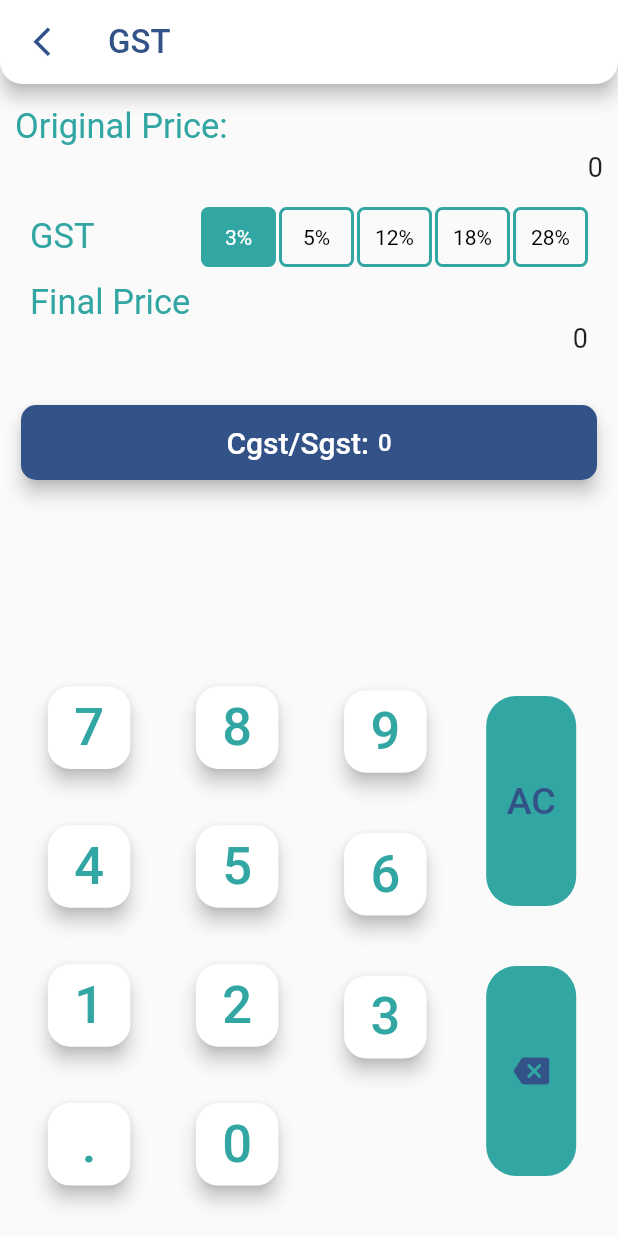
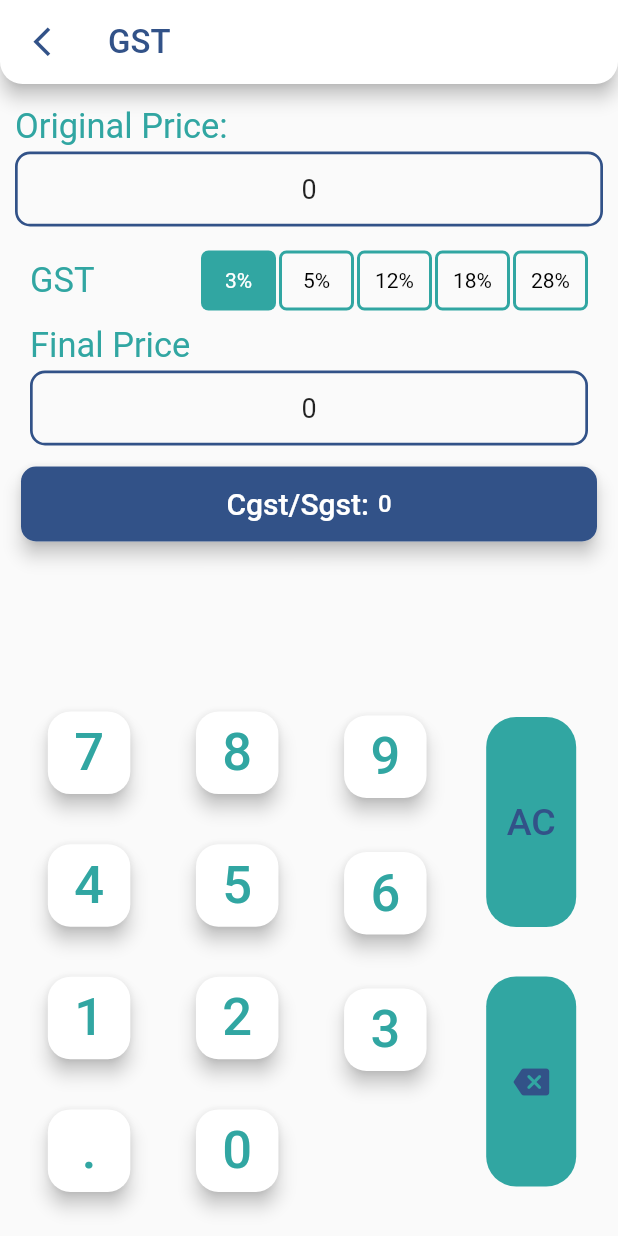
Before and after one commit to Akshay-1609/calculator-app-flutter, a Flutter app: the Gstpage screen opened directly, on a phone screen of 412 x 824 dp. Run offline on Flutter 3.47's test engine with Material 2 defaults, Android fonts, the phone set to English and light mode, and no system bars; our stand-ins replace get, math_expressions.

Commit message:
done ui and backup

```diff
--- a/lib/Controller/scaleController.dart
+++ b/lib/Controller/scaleController.dart
@@ -1,8 +1,8 @@
 import 'package:get/get.dart';
 
 class ScaleController extends GetxController {
-  var inputdata = ''.obs;
-  var outputdata = ''.obs;
+  var inputdata = '0'.obs;
+  var outputdata = '0'.obs;
   var inputdropdown = 'km'.obs;
   var outputdropdown = 'km'.obs;
   var inputfullform = "Kilometer".obs;
--- a/lib/Presentation/gst.dart
+++ b/lib/Presentation/gst.dart
@@ -47,14 +47,18 @@ class Gstpage extends StatelessWidget {
             SizedBox(
               height: 3,
             ),
-            Row(
-              mainAxisAlignment: MainAxisAlignment.end,
-              children: [
-                Obx(() => Text(gstcontroller.originaldata.value,
-                    style:
-                        TextStyle(fontSize: 18, fontWeight: FontWeight.w400)))
-              ],
+            Obx(() => Container(
+                  height: 50,
+                  width: double.infinity,
+                  decoration: BoxDecoration(
+                      border: Border.all(color: Color(0xff325288), width: 1.8),
+                      borderRadius: BorderRadius.all(Radius.circular(10))),
+                  child: Center(
+                    child: Text(gstcontroller.originaldata.value,
+                        style: TextStyle(
+                            fontSize: 18, fontWeight: FontWeight.w400)),
                   ),
+                )),
             SizedBox(
               height: 16,
             ),
@@ -115,26 +119,31 @@ class Gstpage extends StatelessWidget {
                         fontSize: 23,
                         fontWeight: FontWeight.w400),
                   ),
-                  Row(
-                    mainAxisAlignment: MainAxisAlignment.end,
-                    // ignore: prefer_const_literals_to_create_immutables
-                    children: [Obx(() => Text(gstcontroller.finalprice.value, style: TextStyle(
-
-                              fontSize: 18,
-                              fontWeight: FontWeight.w400)))],
+                  SizedBox(
+                    height: 3,
                   ),
+                  Obx(() => Container(
+                        height: 50,
+                        width: double.infinity,
+                        decoration: BoxDecoration(
+                            border: Border.all(
+                                color: Color(0xff325288), width: 1.8),
+                            borderRadius:
+                                BorderRadius.all(Radius.circular(10))),
+                        child: Center(
+                          child: Text(gstcontroller.finalprice.value,
+                              style: TextStyle(
+                                  fontSize: 18, fontWeight: FontWeight.w400)),
+                        ),
+                      )),
                 ],
               ),
             ),
             SizedBox(
               height: 10,
             ),
-            SizedBox(
-              height: 20,
-            ),
             Center(
-                child:
-                    Obx(() => Card(
+                child: Obx(() => Card(
                       shape: RoundedRectangleBorder(
                           borderRadius: BorderRadius.all(Radius.circular(10))),
                       elevation: 5,
@@ -142,7 +151,8 @@ class Gstpage extends StatelessWidget {
                         height: 50,
                         decoration: BoxDecoration(
                             color: Color(0xff325288),
-                          borderRadius: BorderRadius.all(Radius.circular(10))),
+                            borderRadius:
+                                BorderRadius.all(Radius.circular(10))),
                         width: double.infinity,
                         child: Row(
                           mainAxisAlignment: MainAxisAlignment.center,
@@ -170,7 +180,7 @@ class Gstpage extends StatelessWidget {
                       ),
                     ))),
             SizedBox(
-              height: 100,
+              height: 80,
             ),
             Expanded(
               child: Row(
```
Also changed, not shown: lib/Presentation/discount.dart (+27 -12 lines), lib/Presentation/lengthconverter.dart (+30 -14 lines), lib/Presentation/mass.dart (+22 -7 lines), lib/Presentation/speed.dart (+21 -2 lines), lib/Presentation/widgets/home_widget.dart (+4 -3 lines). Lines whose indentation alone changed are shown as unchanged.
